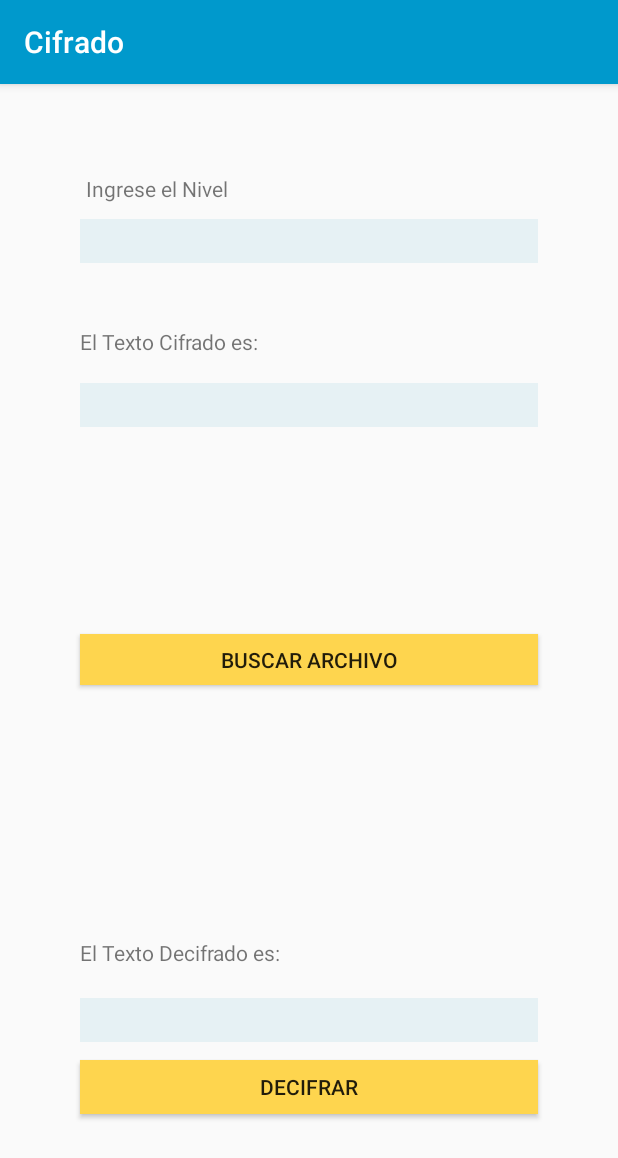
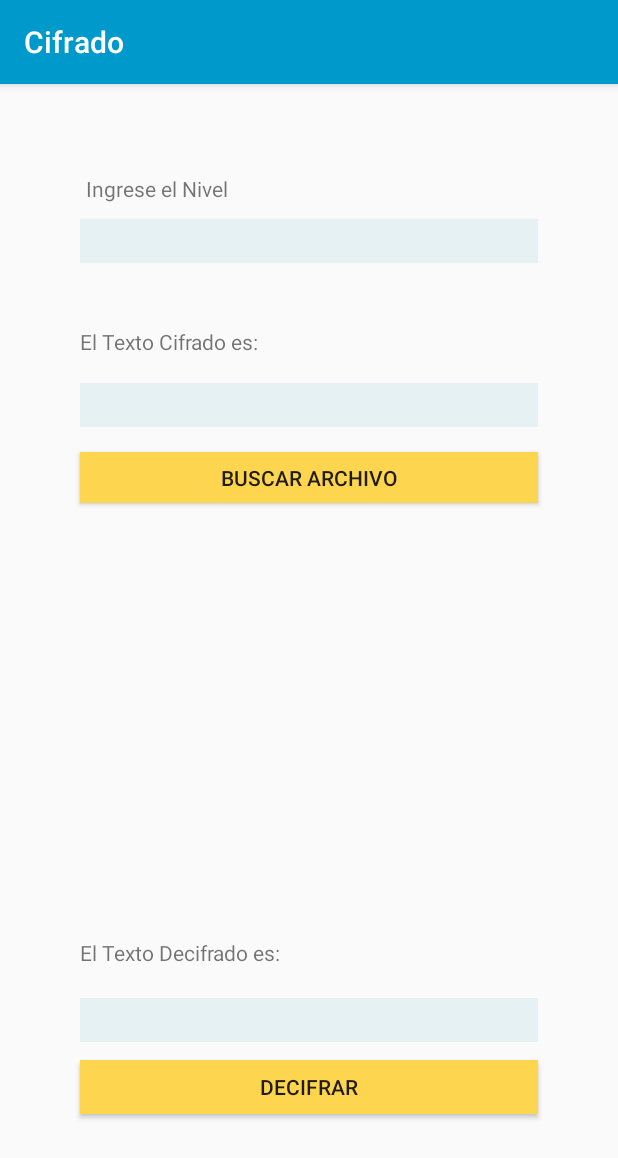
Before and after one commit to JoshHC/LAB03-ED2, an Android app: the fragment ProcesoCifradoZigZag shown on its own in the app's theme, on a phone screen of 412 x 824 dp. Shown: the top 1158 px of the screen. Run offline under Robolectric (Android 15) with nearby library versions, the phone set to English and light mode, and no system bars.

Commit message:
Modificaciones Nexus 6

```diff
--- a/CifradoC/app/src/main/res/layout/fragment_proceso_cifrado_zig_zag.xml
+++ b/CifradoC/app/src/main/res/layout/fragment_proceso_cifrado_zig_zag.xml
@@ -42,7 +42,9 @@
             android:id="@+id/btnCifrar"
             android:layout_width="305dp"
             android:layout_height="34dp"
-            android:layout_centerInParent="true"
+            android:layout_alignParentTop="true"
+            android:layout_centerHorizontal="true"
+            android:layout_marginTop="245dp"
             android:background="@color/colorAccent"
             android:text="@string/buscar_archivo"
             app:layout_constraintBottom_toBottomOf="parent"
```
